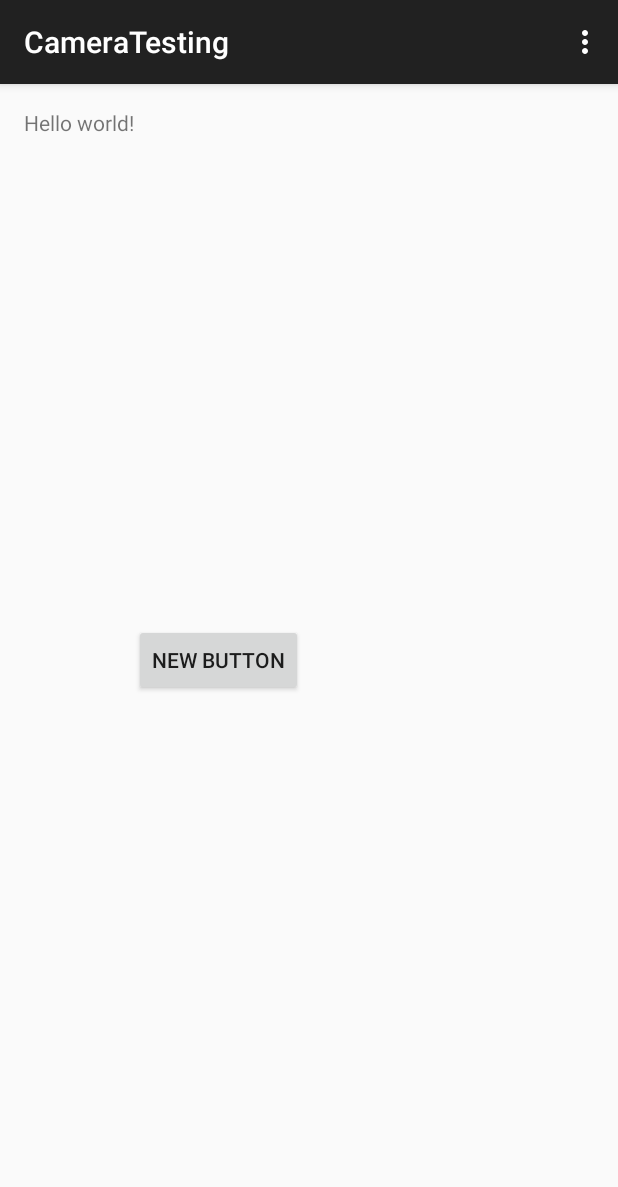
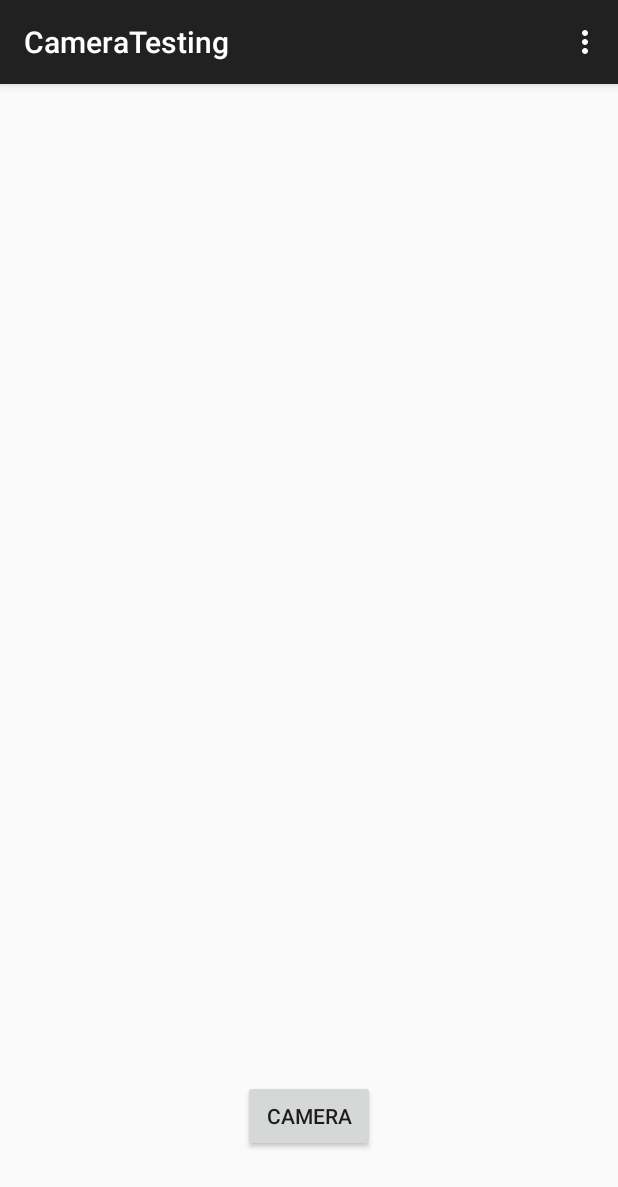
Before and after one commit to prestonprice57/CameraTesting, an Android app: the screen it shows after launch (MainActivity), on a phone screen of 412 x 824 dp. Shown: the top 1187 px of the screen. Run offline under Robolectric (Android 15) with nearby library versions, the phone set to English and light mode, and no system bars; libraries missing offline, so code that uses them is left out: com.example.admin.

Commit message:
Actual CameraTesting app. Not just a button.

```diff
--- a/app/src/main/java/com/example/admin/cameratesting/MainActivity.java
+++ b/app/src/main/java/com/example/admin/cameratesting/MainActivity.java
@@ -1,17 +1,90 @@
 package com.example.admin.cameratesting;
 
+import android.content.Intent;
+import android.graphics.Bitmap;
+import android.os.Bundle;
+import android.os.Environment;
 import android.support.v7.app.ActionBarActivity;
-import android.os.Bundle;
 import android.view.Menu;
 import android.view.MenuItem;
+import android.view.View;
+import android.view.View.OnClickListener;
+import android.widget.Button;
+import android.widget.ImageView;
+
+import com.example.admin.camera.R;
+
+import java.io.File;
+import java.io.FileOutputStream;
+import java.util.Random;
 
 
 public class MainActivity extends ActionBarActivity {
+    int CAMERA_PIC_REQUEST = 1337;
+    private Bitmap bitmap;
+    private ImageView imageView;
 
     @Override
     protected void onCreate(Bundle savedInstanceState) {
         super.onCreate(savedInstanceState);
         setContentView(R.layout.activity_main);
+        imageView = (ImageView) findViewById(R.id.result);
+
+        Button ButtonClick;
+
+        ButtonClick =(Button) findViewById(R.id.cameraButton);
+        ButtonClick.setOnClickListener(new OnClickListener (){
+            @Override
+            public void onClick(View view)
+            {
+                Intent cameraIntent = new Intent(android.provider.MediaStore.ACTION_IMAGE_CAPTURE);
+
+                startActivityForResult(cameraIntent, CAMERA_PIC_REQUEST);
+            }
+        });
+    }
+
+    @Override
+    protected void onActivityResult(int requestCode, int resultCode, Intent data)
+    {
+        if( requestCode == 1337) {
+            //  data.getExtras()
+            //Bitmap thumbnail = (Bitmap) data.getExtras().get("data");
+            /*Now you have received the bitmap..you can pass that bitmap to other activity
+            and play with it in this activity or pass this bitmap to other activity
+            and then upload it to server.*/
+            // recyle unused bitmaps
+
+            bitmap = (Bitmap) data.getExtras().get("data");
+
+            imageView.setImageBitmap(bitmap);
+            SaveImage(bitmap);
+            super.onActivityResult(requestCode, resultCode, data);
+        }
+    }
+
+    private void SaveImage(Bitmap finalBitmap) {
+
+        String root = Environment.getExternalStorageDirectory().toString();
+        File myDir = new File(root + "/saved_images");
+        myDir.mkdirs();
+        Random generator = new Random();
+        int n = 10000;
+        n = generator.nextInt(n);
+        String fname = "Image-"+ n +".jpg";
+        File file = new File (myDir, fname);
+        if (file.exists ()) file.delete ();
+        try {
+            FileOutputStream out = new FileOutputStream(file);
+            finalBitmap.compress(Bitmap.CompressFormat.JPEG, 90, out);
+            out.flush();
+            out.close();
+
+        } catch (Exception e) {
+            e.printStackTrace();
+        }
+        if (file.exists())
+            System.out.println("it exists");
     }
 
     @Override
@@ -35,4 +108,16 @@ public class MainActivity extends ActionBarActivity {
 
         return super.onOptionsItemSelected(item);
     }
+
+   /* public static Camera isCameraAvailable(View v){
+        Camera object = null;
+        try {
+            object = Camera.open(1);
+        }
+        catch (Exception e){
+        }
+            System.out.println("Camera Exception");
+            return object;
+        }
+*/
 }
--- a/app/src/main/res/layout/activity_main.xml
+++ b/app/src/main/res/layout/activity_main.xml
@@ -1,21 +1,22 @@
 <RelativeLayout xmlns:android="http://schemas.android.com/apk/res/android"
     xmlns:tools="http://schemas.android.com/tools" android:layout_width="match_parent"
-    android:layout_height="match_parent" android:paddingLeft="@dimen/activity_horizontal_margin"
-    android:paddingRight="@dimen/activity_horizontal_margin"
-    android:paddingTop="@dimen/activity_vertical_margin"
-    android:paddingBottom="@dimen/activity_vertical_margin" tools:context=".MainActivity">
-
-    <TextView android:text="@string/hello_world" android:layout_width="wrap_content"
-        android:layout_height="wrap_content"
-        android:id="@+id/textView" />
+    android:layout_height="match_parent" tools:context=".MainActivity">
 
     <Button
         android:layout_width="wrap_content"
         android:layout_height="wrap_content"
-        android:text="New Button"
-        android:id="@+id/button"
+        android:text="Camera"
+        android:id="@+id/cameraButton"
+        android:onClick="isCameraAvailable"
+        android:layout_alignParentBottom="true"
+        android:layout_centerHorizontal="true"
+        android:layout_marginBottom="56dp" />
+
+    <ImageView
+        android:layout_width="500dp"
+        android:layout_height="500dp"
+        android:id="@+id/result"
         android:layout_centerVertical="true"
-        android:layout_toRightOf="@+id/textView"
-        android:layout_toEndOf="@+id/textView" />
+        android:layout_centerHorizontal="true" />
 
 </RelativeLayout>
```
Also changed, not shown: app/src/main/AndroidManifest.xml (+6 -1 lines), app/src/main/res/drawable/ic_launcher.png (added), 1 other file.
